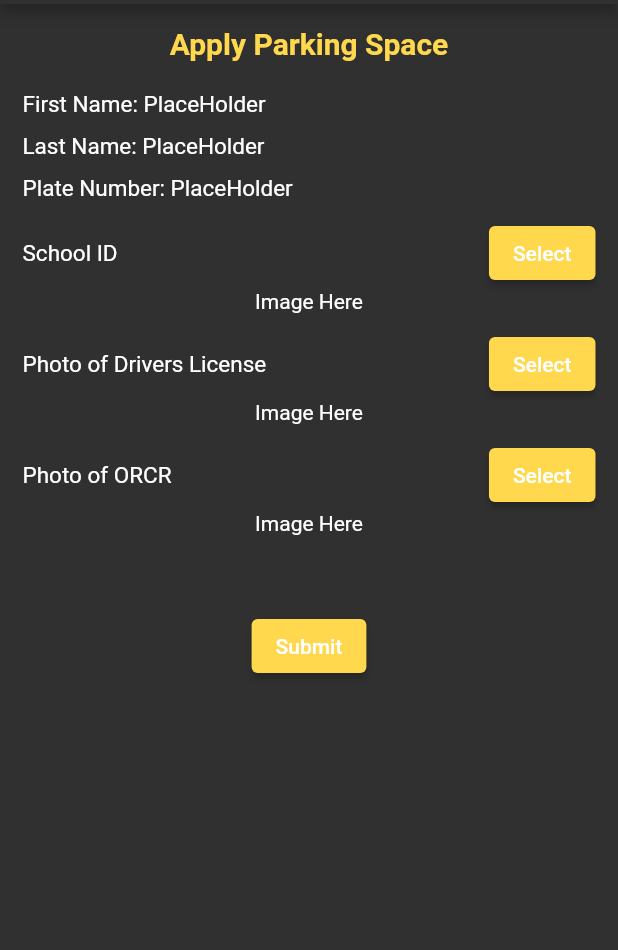
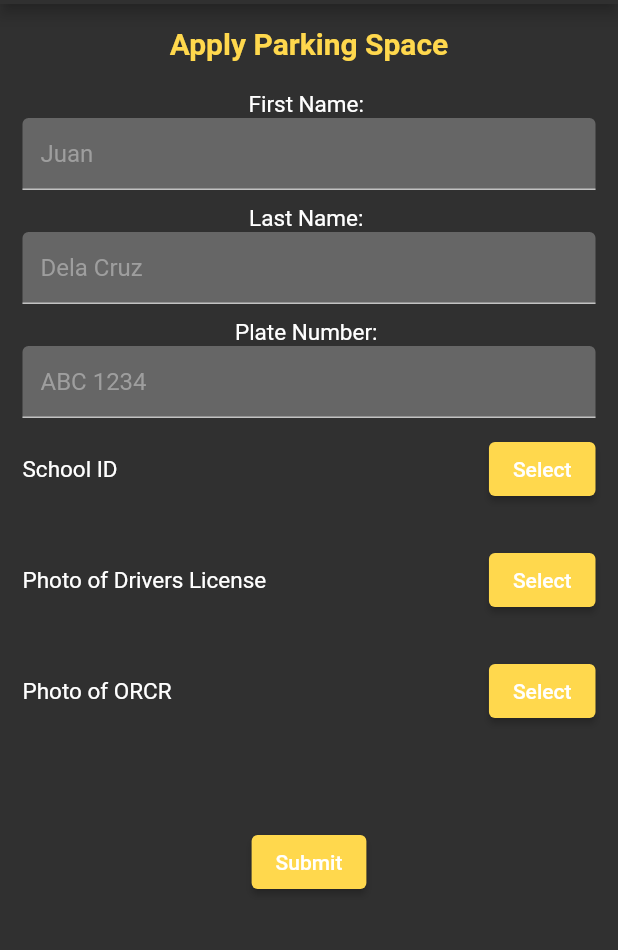
Before and after one commit to Evanchii/DailyRecord, a Flutter app: the Apply screen opened directly, after a tap on "Submit", on a phone screen of 412 x 824 dp, the part 80-1030 px from its top. Run offline on Flutter 3.47's test engine with Material 2 defaults, Android fonts, the phone set to English and light mode, and no system bars; our stand-ins replace firebase_auth, firebase_core, firebase_database, firebase_storage, flutter_local_notifications, image_picker and 2 more; missing offline and left inert: qrscan; accounts and stored records are empty.

Commit message:
Patch 202105152150
• Fixed Apply.dart not recording to Database
• Fixed Apply.dart not having TextFields
• Added QOL, Code will automatically become uppercase
• Fixed SignUp.dart
• Quick Code clean ups

```diff
--- a/lib/apply.dart
+++ b/lib/apply.dart
@@ -1,5 +1,6 @@
 import 'dart:io';
 import 'package:firebase_auth/firebase_auth.dart';
+import 'package:firebase_database/firebase_database.dart';
 import 'package:flutter/material.dart';
 import 'package:image_picker/image_picker.dart';
 import 'package:firebase_storage/firebase_storage.dart';
@@ -15,6 +16,11 @@ class _ApplyState extends State<Apply> {
   File _imageFileSchoolID;
 
   FirebaseStorage storage = FirebaseStorage.instance;
+  DatabaseReference dbRef = FirebaseDatabase().reference();
+
+  TextEditingController fName = TextEditingController(),
+  lName = TextEditingController(),
+  plateNumber = TextEditingController();
 
   final picker = ImagePicker();
 
@@ -24,7 +30,8 @@ class _ApplyState extends State<Apply> {
       if (_pictureSchoolID != null) {
         _imageFileSchoolID = File(_pictureSchoolID.path);
       } else {
-        ScaffoldMessenger.of(context).showSnackBar(SnackBar(content: Text('No Image Selected')));
+        ScaffoldMessenger.of(context)
+            .showSnackBar(SnackBar(content: Text('No Image Selected')));
       }
     });
     Navigator.of(context).pop();
@@ -36,7 +43,8 @@ class _ApplyState extends State<Apply> {
       if (_pictureSchoolID != null) {
         _imageFileSchoolID = File(_pictureSchoolID.path);
       } else {
-        ScaffoldMessenger.of(context).showSnackBar(SnackBar(content: Text('No Image Selected')));
+        ScaffoldMessenger.of(context)
+            .showSnackBar(SnackBar(content: Text('No Image Selected')));
       }
     });
     Navigator.of(context).pop();
@@ -91,7 +99,8 @@ class _ApplyState extends State<Apply> {
       if (_pictureDL != null) {
         _imageFileDL = File(_pictureDL.path);
       } else {
-        ScaffoldMessenger.of(context).showSnackBar(SnackBar(content: Text('No Image Selected')));
+        ScaffoldMessenger.of(context)
+            .showSnackBar(SnackBar(content: Text('No Image Selected')));
       }
     });
     Navigator.of(context).pop();
@@ -103,7 +112,8 @@ class _ApplyState extends State<Apply> {
       if (_pictureDL != null) {
         _imageFileDL = File(_pictureDL.path);
       } else {
-        ScaffoldMessenger.of(context).showSnackBar(SnackBar(content: Text('No Image Selected')));
+        ScaffoldMessenger.of(context)
+            .showSnackBar(SnackBar(content: Text('No Image Selected')));
       }
     });
     Navigator.of(context).pop();
@@ -158,7 +168,8 @@ class _ApplyState extends State<Apply> {
       if (_pictureORCR != null) {
         _imageFileORCR = File(_pictureORCR.path);
       } else {
-        ScaffoldMessenger.of(context).showSnackBar(SnackBar(content: Text('No Image Selected')));
+        ScaffoldMessenger.of(context)
+            .showSnackBar(SnackBar(content: Text('No Image Selected')));
       }
     });
     Navigator.of(context).pop();
@@ -170,7 +181,8 @@ class _ApplyState extends State<Apply> {
       if (_pictureORCR != null) {
         _imageFileORCR = File(_pictureORCR.path);
       } else {
-        ScaffoldMessenger.of(context).showSnackBar(SnackBar(content: Text('No Image Selected')));
+        ScaffoldMessenger.of(context)
+            .showSnackBar(SnackBar(content: Text('No Image Selected')));
       }
     });
     Navigator.of(context).pop();
@@ -224,25 +236,29 @@ class _ApplyState extends State<Apply> {
     var extORCR = _imageFileORCR.path.toString().split('.');
     var extSchoolID = _imageFileSchoolID.path.toString().split('.');
 
-    var snapshotDL = await storage
+    await storage
         .ref()
         .child(
             "Driver License/${FirebaseAuth.instance.currentUser.uid}.${extDL[extDL.length - 1]}")
         .putFile(_imageFileDL);
-    var snapshotORCR = await storage
+    await storage
         .ref()
         .child(
             "ORCR/${FirebaseAuth.instance.currentUser.uid}.${extDL[extORCR.length - 1]}")
         .putFile(_imageFileORCR);
-    var snapshotSchoolID = await storage
+    await storage
         .ref()
         .child(
             "SchoolID/${FirebaseAuth.instance.currentUser.uid}.${extDL[extSchoolID.length - 1]}}")
         .putFile(_imageFileSchoolID);
-
-    String downlodURL_DL = await snapshotDL.ref.getDownloadURL();
-    String downlodURL_ORCR = await snapshotORCR.ref.getDownloadURL();
-    String downlodURL_SchoolID = await snapshotSchoolID.ref.getDownloadURL();
+    dbRef
+        .child('users/${FirebaseAuth.instance.currentUser.uid}/parking')
+        .update({
+      'firstName': fName.text,
+      'lastName': lName.text,
+      'plateNumber': plateNumber.text,
+      'status': 'On-going',
+    });
   }
 
   @override
@@ -279,54 +295,63 @@ class _ApplyState extends State<Apply> {
                         SizedBox(
                           height: 20.0,
                         ),
-                        Row(
-                          children: <Widget>[
                             Text(
                               "First Name: ",
                               style: TextStyle(
                                   fontSize: 15.0, color: Colors.white),
                             ),
-                            Text(
-                              "PlaceHolder",
-                              style: TextStyle(
-                                  fontSize: 15.0, color: Colors.white),
-                            )
-                          ],
-                        ),
+                             TextField(
+                                controller: fName,
+                                decoration: InputDecoration(
+                                  hintText: 'Juan',
+                                  fillColor: Color(0x66B6B6B6),
+                                  filled: true,
+                                  hintStyle: TextStyle(
+                                      color: Colors.grey,
+                                      decorationColor: Colors.white),
+                                ),
+                                cursorColor: Theme.of(context).accentColor,
+                              ),
                         SizedBox(
                           height: 10.0,
                         ),
-                        Row(
-                          children: <Widget>[
                             Text(
                               "Last Name: ",
                               style: TextStyle(
                                   fontSize: 15.0, color: Colors.white),
                             ),
-                            Text(
-                              "PlaceHolder",
-                              style: TextStyle(
-                                  fontSize: 15.0, color: Colors.white),
-                            )
-                          ],
-                        ),
+                            TextField(
+                              controller: lName,
+                              decoration: InputDecoration(
+                                hintText: 'Dela Cruz',
+                                fillColor: Color(0x66B6B6B6),
+                                filled: true,
+                                hintStyle: TextStyle(
+                                    color: Colors.grey,
+                                    decorationColor: Colors.white),
+                              ),
+                              cursorColor: Theme.of(context).accentColor,
+                            ),
                         SizedBox(
                           height: 10.0,
                         ),
-                        Row(
-                          children: <Widget>[
                             Text(
                               "Plate Number: ",
                               style: TextStyle(
                                   fontSize: 15.0, color: Colors.white),
                             ),
-                            Text(
-                              "PlaceHolder",
-                              style: TextStyle(
-                                  fontSize: 15.0, color: Colors.white),
-                            )
-                          ],
-                        ),
+                            TextField(
+                              controller: plateNumber,
+                              decoration: InputDecoration(
+                                hintText: 'ABC 1234',
+                                fillColor: Color(0x66B6B6B6),
+                                filled: true,
+                                hintStyle: TextStyle(
+                                    color: Colors.grey,
+                                    decorationColor: Colors.white),
+                              ),
+                              cursorColor: Theme.of(context).accentColor,
+                            ),
                         SizedBox(
                           height: 10.0,
                         ),
@@ -353,7 +378,7 @@ class _ApplyState extends State<Apply> {
                         ),
                         Container(
                             child: _imageFileSchoolID == null
-                                ? Text("Image Here")
+                                ? Text('')
                                 : Image.file(
                                     _imageFileSchoolID,
                                     width: 300.0,
@@ -385,7 +410,7 @@ class _ApplyState extends State<Apply> {
                         ),
                         Container(
                             child: _imageFileDL == null
-                                ? Text("Image Here")
+                                ? Text('')
                                 : Image.file(
                                     _imageFileDL,
                                     width: 300.0,
@@ -417,7 +442,7 @@ class _ApplyState extends State<Apply> {
                         ),
                         Container(
                             child: _imageFileORCR == null
-                                ? Text("Image Here")
+                                ? Text('')
                                 : Image.file(
                                     _imageFileORCR,
                                     width: 300.0,
--- a/lib/arealist.dart
+++ b/lib/arealist.dart
@@ -43,7 +43,7 @@ class _AreaListState extends State<AreaList> {
 
   Future<void> dialogCapacity(BuildContext context, String key) async {
     changeCapacity.text =
-        (await dbRef.child('room/${key}').once()).value.toString();
+        (await dbRef.child('room/$key').once()).value.toString();
     return showDialog(
         context: context,
         builder: (context) {
--- a/lib/confirmdata.dart
+++ b/lib/confirmdata.dart
@@ -30,6 +30,7 @@ class _ConfirmDataState extends State<ConfirmData> {
 
   void record() async {
     int space = int.parse((await dbRef.child('admin/parkingSpace').once()).value.toString());
+    code.text = code.text.toUpperCase();
     if(code.text == "ARELLANO_ENTRANCE") {
       if(space > 0) {
         dbRef.child('admin').update({'parkingSpace': space-1});
--- a/lib/dashboard.dart
+++ b/lib/dashboard.dart
@@ -72,9 +72,6 @@ class _DashboardState extends State<Dashboard> with WidgetsBindingObserver {
 
   @override
   Widget build(BuildContext context) {
-    final double itemHeight = 100;
-    final double itemWidth = MediaQuery.of(context).size.width - 100 / 2;
-
     return Scaffold(
       body: SafeArea(
         child: ListView(
--- a/lib/history.dart
+++ b/lib/history.dart
@@ -118,7 +118,6 @@ class _HistoryState extends State<History> {
         children: rows,
       );
     }
-    return null;
   }
 
   Future<void> sendAlert(BuildContext context) {
--- a/lib/main.dart
+++ b/lib/main.dart
@@ -1,4 +1,3 @@
-import 'package:dailyrecord/arealist.dart';
 import 'package:dailyrecord/login.dart';
 import 'package:dailyrecord/dashframe.dart';
 import 'package:firebase_auth/firebase_auth.dart';
--- a/lib/signup.dart
+++ b/lib/signup.dart
@@ -108,12 +108,6 @@ class _SignUpState extends State<SignUp> {
                 mainAxisAlignment: MainAxisAlignment.center,
                 crossAxisAlignment: CrossAxisAlignment.center,
                 children: <Widget>[
-                  // Container(
-                  //   height: height * .15,
-                  //   child: Center(
-                  //     child: Text('Placeholder'),
-                  //   ),
-                  // ),
                   Container(
                     padding: EdgeInsets.only(top: height * .15),
                     height: height * .80 < 328.0 ? 328.0 : height * .80,
```
Also changed, not shown: 1 other file.
